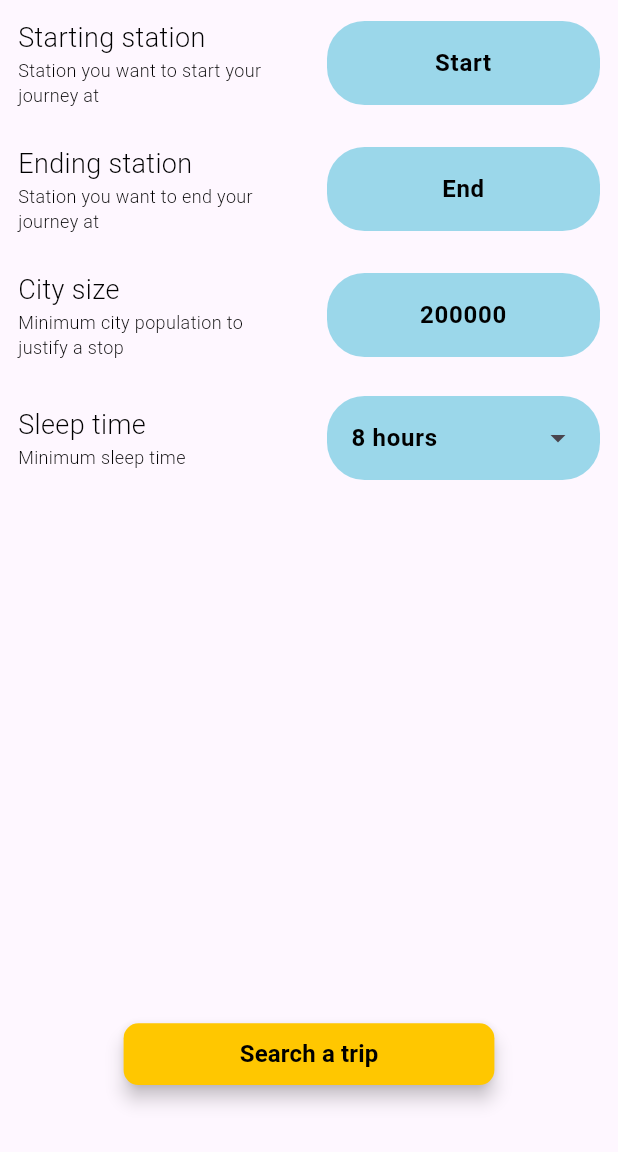
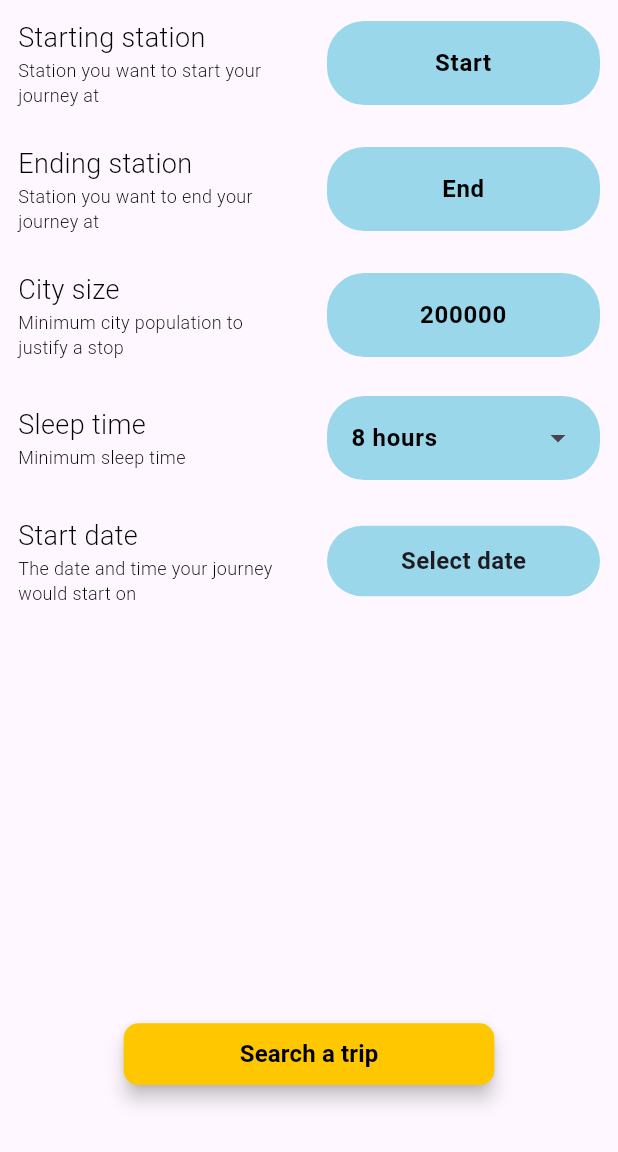
Before and after one commit to szajsjem/ITAPP_THU0730_Locoplanner, a Flutter app: the NewSearch screen opened directly, on a phone screen of 412 x 824 dp, the part 84-1236 px from its top. Run offline on Flutter 3.47's test engine with Material 3 defaults, Android fonts, the phone set to English and light mode, and no system bars; our stand-ins replace google_maps_flutter; missing offline and left inert: flutter_polyline_points; Roboto replaces fonts that are missing (Josefin Sans).

Commit message:
added a date time picker to search

```diff
--- a/locoplanner/lib/new_search.dart
+++ b/locoplanner/lib/new_search.dart
@@ -16,6 +16,7 @@ class _NewSearchState extends State<NewSearch> {
   final TextEditingController _endController = TextEditingController();
   final TextEditingController _citySizeController = TextEditingController();
   int _sleepTime = 8;
+  DateTime? selectedDateTime;
 
   @override
   Widget build(BuildContext context) {
@@ -78,6 +79,63 @@ class _NewSearchState extends State<NewSearch> {
       );
     }
 
+    Widget dateTimePickerWidget() {
+      String placeholder = selectedDateTime != null
+              ? '${selectedDateTime!.day}/${selectedDateTime!.month}/${selectedDateTime!.year} ${selectedDateTime!.hour}:${selectedDateTime!.minute}'
+              : 'Select date';
+
+      return GestureDetector(
+      onTap: () {
+        showDatePicker(
+        context: context,
+        initialDate: DateTime.now(),
+        firstDate: DateTime.now(),
+        lastDate: DateTime(2100),
+        ).then((selectedDate) {
+        if (selectedDate != null) {
+          showTimePicker(
+          context: context,
+          initialTime: TimeOfDay.now(),
+          ).then((selectedTime) {
+          if (selectedTime != null) {
+            setState(() {
+              selectedDateTime = DateTime(
+              selectedDate.year,
+              selectedDate.month,
+              selectedDate.day,
+              selectedTime.hour,
+              selectedTime.minute,
+              );
+            });
+          }
+          });
+        }
+        });
+      },
+      child: Container(
+        width: double.infinity,
+        padding: const EdgeInsets.symmetric(vertical: 12),
+        decoration: BoxDecoration(
+        color: blueSecondary,
+        borderRadius: BorderRadius.circular(25),
+        ),
+        child: Row(
+        mainAxisAlignment: MainAxisAlignment.center,
+        children: [
+          Text(
+          placeholder,
+          style: const TextStyle(
+            fontSize: 16,
+            fontWeight: FontWeight.bold,
+            fontFamily: 'Roboto',
+          ),
+          ),
+        ],
+        ),
+      ),
+      );
+    }
+
     Row queryRow(String upperText, String lowerText, Widget input){
       return Row(
         children: [
@@ -117,6 +175,7 @@ class _NewSearchState extends State<NewSearch> {
             queryRow('Ending station', 'Station you want to end your journey at', fancyTextField('End', _endController),),
             queryRow('City size', 'Minimum city population to justify a stop', fancyTextField('200000', _citySizeController, inputType: TextInputType.number),),
             queryRow('Sleep time', 'Minimum sleep time', selectableField(['4 hours', '5 hours', '6 hours', '7 hours', '8 hours', '9 hours', '10 hours'])),
+            queryRow('Start date', 'The date and time your journey would start on', dateTimePickerWidget()),
             const Spacer(),
             yellowButton(() {
                 Navigator.push(
```
